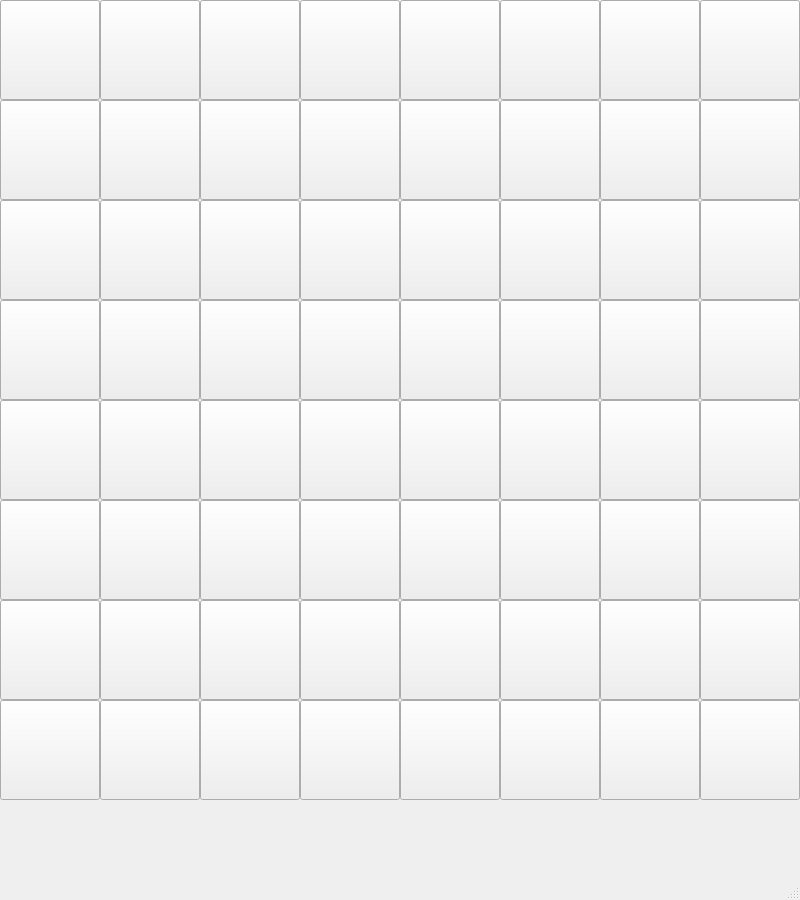
Old version of the form chess/mainwindow.ui in the repository jaworskimateusz/chees-game.
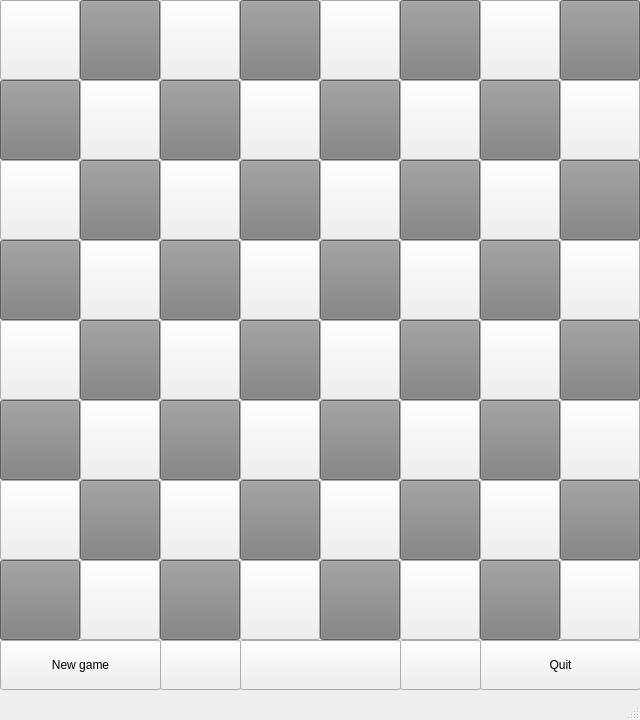
New version of the form. Icons and pictures are not drawn.

The edit to the form file:
```diff
--- a/chess/mainwindow.ui
+++ b/chess/mainwindow.ui
@@ -6,8 +6,8 @@
    <rect>
     <x>0</x>
     <y>0</y>
-    <width>800</width>
-    <height>900</height>
+    <width>640</width>
+    <height>720</height>
    </rect>
   </property>
   <property name="sizePolicy">
@@ -18,8 +18,8 @@
   </property>
   <property name="minimumSize">
    <size>
-    <width>800</width>
-    <height>900</height>
+    <width>640</width>
+    <height>720</height>
    </size>
   </property>
   <property name="windowTitle">
@@ -29,12 +29,17 @@
    <widget class="QPushButton" name="Field_71">
     <property name="geometry">
      <rect>
-      <x>100</x>
-      <y>700</y>
-      <width>100</width>
-      <height>100</height>
+      <x>80</x>
+      <y>560</y>
+      <width>80</width>
+      <height>80</height>
      </rect>
     </property>
+    <property name="styleSheet">
+     <string notr="true">QPushButton::pressed {
+ background-color: #FFEBCD;
+}</string>
+    </property>
     <property name="text">
      <string/>
     </property>
@@ -43,11 +48,20 @@
     <property name="geometry">
      <rect>
       <x>0</x>
-      <y>700</y>
-      <width>100</width>
-      <height>100</height>
+      <y>560</y>
+      <width>80</width>
+      <height>80</height>
      </rect>
     </property>
+    <property name="styleSheet">
+     <string notr="true">QPushButton {
+ background-color: #808080;
+}
+
+QPushButton::pressed {
+ background-color: #FFEBCD;
+}</string>
+    </property>
     <property name="text">
      <string/>
     </property>
@@ -55,12 +69,21 @@
    <widget class="QPushButton" name="Field_72">
     <property name="geometry">
      <rect>
-      <x>200</x>
-      <y>700</y>
-      <width>100</width>
-      <height>100</height>
+      <x>160</x>
+      <y>560</y>
+      <width>80</width>
+      <height>80</height>
      </rect>
     </property>
+    <property name="styleSheet">
+     <string notr="true">QPushButton {
+ background-color: #808080;
+}
+
+QPushButton::pressed {
+ background-color: #FFEBCD;
+}</string>
+    </property>
     <property name="text">
      <string/>
     </property>
@@ -68,12 +91,17 @@
    <widget class="QPushButton" name="Field_73">
     <property name="geometry">
      <rect>
-      <x>300</x>
-      <y>700</y>
-      <width>100</width>
-      <height>100</height>
+      <x>240</x>
+      <y>560</y>
+      <width>80</width>
+      <height>80</height>
      </rect>
     </property>
+    <property name="styleSheet">
+     <string notr="true">QPushButton::pressed {
+ background-color: #FFEBCD;
+}</string>
+    </property>
     <property name="text">
      <string/>
     </property>
@@ -81,12 +109,21 @@
    <widget class="QPushButton" name="Field_76">
     <property name="geometry">
      <rect>
-      <x>600</x>
-      <y>700</y>
-      <width>100</width>
-      <height>100</height>
+      <x>480</x>
+      <y>560</y>
+      <width>80</width>
+      <height>80</height>
      </rect>
     </property>
+    <property name="styleSheet">
+     <string notr="true">QPushButton {
+ background-color: #808080;
+}
+
+QPushButton::pressed {
+ background-color: #FFEBCD;
+}</string>
+    </property>
     <property name="text">
      <string/>
     </property>
@@ -94,12 +131,17 @@
    <widget class="QPushButton" name="Field_75">
     <property name="geometry">
      <rect>
-      <x>500</x>
-      <y>700</y>
-      <width>100</width>
-      <height>100</height>
+      <x>400</x>
+      <y>560</y>
+      <width>80</width>
+      <height>80</height>
      </rect>
     </property>
+    <property name="styleSheet">
+     <string notr="true">QPushButton::pressed {
+ background-color: #FFEBCD;
+}</string>
+    </property>
     <property name="text">
      <string/>
     </property>
@@ -107,12 +149,17 @@
    <widget class="QPushButton" name="Field_77">
     <property name="geometry">
      <rect>
-      <x>700</x>
-      <y>700</y>
-      <width>100</width>
-      <height>100</height>
+      <x>560</x>
+      <y>560</y>
+      <width>80</width>
+      <height>80</height>
      </rect>
     </property>
+    <property name="styleSheet">
+     <string notr="true">QPushButton::pressed {
+ background-color: #FFEBCD;
+}</string>
+    </property>
     <property name="text">
      <string/>
     </property>
@@ -120,12 +167,21 @@
    <widget class="QPushButton" name="Field_74">
     <property name="geometry">
      <rect>
-      <x>400</x>
-      <y>700</y>
-      <width>100</width>
-      <height>100</height>
+      <x>320</x>
+      <y>560</y>
+      <width>80</width>
+      <height>80</height>
      </rect>
     </property>
+    <property name="styleSheet">
+     <string notr="true">QPushButton {
+ background-color: #808080;
+}
+
+QPushButton::pressed {
+ background-color: #FFEBCD;
+}</string>
+    </property>
     <property name="text">
      <string/>
     </property>
@@ -133,12 +189,17 @@
    <widget class="QPushButton" name="Field_62">
     <property name="geometry">
      <rect>
-      <x>200</x>
-      <y>600</y>
-      <width>100</width>
-      <height>100</height>
+      <x>160</x>
+      <y>480</y>
+      <width>80</width>
+      <height>80</height>
      </rect>
     </property>
+    <property name="styleSheet">
+     <string notr="true">QPushButton::pressed {
+ background-color: #FFEBCD;
+}</string>
+    </property>
     <property name="text">
      <string/>
     </property>
@@ -146,12 +207,21 @@
    <widget class="QPushButton" name="Field_65">
     <property name="geometry">
      <rect>
-      <x>500</x>
-      <y>600</y>
-      <width>100</width>
-      <height>100</height>
+      <x>400</x>
+      <y>480</y>
+      <width>80</width>
+      <height>80</height>
      </rect>
     </property>
+    <property name="styleSheet">
+     <string notr="true">QPushButton {
+ background-color: #808080;
+}
+
+QPushButton::pressed {
+ background-color: #FFEBCD;
+}</string>
+    </property>
     <property name="text">
      <string/>
     </property>
@@ -160,11 +230,16 @@
     <property name="geometry">
      <rect>
       <x>0</x>
-      <y>600</y>
-      <width>100</width>
-      <height>100</height>
+      <y>480</y>
+      <width>80</width>
+      <height>80</height>
      </rect>
     </property>
+    <property name="styleSheet">
+     <string notr="true">QPushButton::pressed {
+ background-color: #FFEBCD;
+}</string>
+    </property>
     <property name="text">
      <string/>
     </property>
@@ -172,12 +247,21 @@
    <widget class="QPushButton" name="pushButton_12">
     <property name="geometry">
      <rect>
-      <x>700</x>
-      <y>600</y>
-      <width>100</width>
-      <height>100</height>
+      <x>560</x>
+      <y>480</y>
+      <width>80</width>
+      <height>80</height>
      </rect>
     </property>
+    <property name="styleSheet">
+     <string notr="true">QPushButton {
+ background-color: #808080;
+}
+
+QPushButton::pressed {
+ background-color: #FFEBCD;
+}</string>
+    </property>
     <property name="text">
      <string/>
     </property>
@@ -185,12 +269,21 @@
    <widget class="QPushButton" name="Field_63">
     <property name="geometry">
      <rect>
-      <x>300</x>
-      <y>600</y>
-      <width>100</width>
-      <height>100</height>
+      <x>240</x>
+      <y>480</y>
+      <width>80</width>
+      <height>80</height>
      </rect>
     </property>
+    <property name="styleSheet">
+     <string notr="true">QPushButton {
+ background-color: #808080;
+}
+
+QPushButton::pressed {
+ background-color: #FFEBCD;
+}</string>
+    </property>
     <property name="text">
      <string/>
     </property>
@@ -198,12 +291,21 @@
    <widget class="QPushButton" name="Field_61">
     <property name="geometry">
      <rect>
-      <x>100</x>
-      <y>600</y>
-      <width>100</width>
-      <height>100</height>
+      <x>80</x>
+      <y>480</y>
+      <width>80</width>
+      <height>80</height>
      </rect>
     </property>
+    <property name="styleSheet">
+     <string notr="true">QPushButton {
+ background-color: #808080;
+}
+
+QPushButton::pressed {
+ background-color: #FFEBCD;
+}</string>
+    </property>
     <property name="text">
      <string/>
     </property>
@@ -211,12 +313,17 @@
    <widget class="QPushButton" name="Field_66">
     <property name="geometry">
      <rect>
-      <x>600</x>
-      <y>600</y>
-      <width>100</width>
-      <height>100</height>
+      <x>480</x>
+      <y>480</y>
+      <width>80</width>
+      <height>80</height>
      </rect>
     </property>
+    <property name="styleSheet">
+     <string notr="true">QPushButton::pressed {
+ background-color: #FFEBCD;
+}</string>
+    </property>
     <property name="text">
      <string/>
     </property>
@@ -224,12 +331,17 @@
    <widget class="QPushButton" name="Field_64">
     <property name="geometry">
      <rect>
-      <x>400</x>
-      <y>600</y>
-      <width>100</width>
-      <height>100</height>
+      <x>320</x>
+      <y>480</y>
+      <width>80</width>
+      <height>80</height>
      </rect>
     </property>
+    <property name="styleSheet">
+     <string notr="true">QPushButton::pressed {
+ background-color: #FFEBCD;
+}</string>
+    </property>
     <property name="text">
      <string/>
     </property>
@@ -237,12 +349,17 @@
    <widget class="QPushButton" name="Field_51">
     <property name="geometry">
      <rect>
-      <x>100</x>
-      <y>500</y>
-      <width>100</width>
-      <height>100</height>
+      <x>80</x>
+      <y>400</y>
+      <width>80</width>
+      <height>80</height>
      </rect>
     </property>
+    <property name="styleSheet">
+     <string notr="true">QPushButton::pressed {
+ background-color: #FFEBCD;
+}</string>
+    </property>
     <property name="text">
      <string/>
     </property>
@@ -250,12 +367,17 @@
    <widget class="QPushButton" name="Field_53">
     <property name="geometry">
      <rect>
-      <x>300</x>
-      <y>500</y>
-      <width>100</width>
-      <height>100</height>
+      <x>240</x>
+      <y>400</y>
+      <width>80</width>
+      <height>80</height>
      </rect>
     </property>
+    <property name="styleSheet">
+     <string notr="true">QPushButton::pressed {
+ background-color: #FFEBCD;
+}</string>
+    </property>
     <property name="text">
      <string/>
     </property>
@@ -264,11 +386,20 @@
     <property name="geometry">
      <rect>
       <x>0</x>
-      <y>500</y>
-      <width>100</width>
-      <height>100</height>
+      <y>400</y>
+      <width>80</width>
+      <height>80</height>
      </rect>
     </property>
+    <property name="styleSheet">
+     <string notr="true">QPushButton {
+ background-color: #808080;
+}
+
+QPushButton::pressed {
+ background-color: #FFEBCD;
+}</string>
+    </property>
     <property name="text">
      <string/>
     </property>
@@ -276,12 +407,17 @@
    <widget class="QPushButton" name="Field_57">
     <property name="geometry">
      <rect>
-      <x>700</x>
-      <y>500</y>
-      <width>100</width>
-      <height>100</height>
+      <x>560</x>
+      <y>400</y>
+      <width>80</width>
+      <height>80</height>
      </rect>
     </property>
+    <property name="styleSheet">
+     <string notr="true">QPushButton::pressed {
+ background-color: #FFEBCD;
+}</string>
+    </property>
     <property name="text">
      <string/>
     </property>
@@ -289,12 +425,21 @@
    <widget class="QPushButton" name="Field_56">
     <property name="geometry">
      <rect>
-      <x>600</x>
-      <y>500</y>
-      <width>100</width>
-      <height>100</height>
+      <x>480</x>
+      <y>400</y>
+      <width>80</width>
+      <height>80</height>
      </rect>
     </property>
+    <property name="styleSheet">
+     <string notr="true">QPushButton {
+ background-color: #808080;
+}
+
+QPushButton::pressed {
+ background-color: #FFEBCD;
+}</string>
+    </property>
     <property name="text">
      <string/>
     </property>
@@ -302,12 +447,17 @@
    <widget class="QPushButton" name="Field_55">
     <property name="geometry">
      <rect>
-      <x>500</x>
-      <y>500</y>
-      <width>100</width>
-      <height>100</height>
+      <x>400</x>
+      <y>400</y>
+      <width>80</width>
+      <height>80</height>
      </rect>
     </property>
+    <property name="styleSheet">
+     <string notr="true">QPushButton::pressed {
+ background-color: #FFEBCD;
+}</string>
+    </property>
     <property name="text">
      <string/>
     </property>
@@ -315,12 +465,21 @@
    <widget class="QPushButton" name="Field_52">
     <property name="geometry">
      <rect>
-      <x>200</x>
-      <y>500</y>
-      <width>100</width>
-      <height>100</height>
+      <x>160</x>
+      <y>400</y>
+      <width>80</width>
+      <height>80</height>
      </rect>
     </property>
+    <property name="styleSheet">
+     <string notr="true">QPushButton {
+ background-color: #808080;
+}
+
+QPushButton::pressed {
+ background-color: #FFEBCD;
+}</string>
+    </property>
     <property name="text">
      <string/>
     </property>
@@ -328,12 +487,21 @@
    <widget class="QPushButton" name="Field_54">
     <property name="geometry">
      <rect>
-      <x>400</x>
-      <y>500</y>
-      <width>100</width>
-      <height>100</height>
+      <x>320</x>
+      <y>400</y>
+      <width>80</width>
+      <height>80</height>
      </rect>
     </property>
+    <property name="styleSheet">
+     <string notr="true">QPushButton {
+ background-color: #808080;
+}
+
+QPushButton::pressed {
+ background-color: #FFEBCD;
+}</string>
+    </property>
     <property name="text">
      <string/>
     </property>
@@ -341,12 +509,21 @@
    <widget class="QPushButton" name="Field_41">
     <property name="geometry">
      <rect>
-      <x>100</x>
-      <y>400</y>
-      <width>100</width>
-      <height>100</height>
+      <x>80</x>
+      <y>320</y>
+      <width>80</width>
+      <height>80</height>
      </rect>
     </property>
+    <property name="styleSheet">
+     <string notr="true">QPushButton {
+ background-color: #808080;
+}
+
+QPushButton::pressed {
+ background-color: #FFEBCD;
+}</string>
+    </property>
     <property name="text">
      <string/>
     </property>
@@ -354,12 +531,21 @@
    <widget class="QPushButton" name="Field_43">
     <property name="geometry">
      <rect>
-      <x>300</x>
-      <y>400</y>
-      <width>100</width>
-      <height>100</height>
+      <x>240</x>
+      <y>320</y>
+      <width>80</width>
+      <height>80</height>
      </rect>
     </property>
+    <property name="styleSheet">
+     <string notr="true">QPushButton {
+ background-color: #808080;
+}
+
+QPushButton::pressed {
+ background-color: #FFEBCD;
+}</string>
+    </property>
     <property name="text">
      <string/>
     </property>
@@ -368,11 +554,16 @@
     <property name="geometry">
      <rect>
       <x>0</x>
-      <y>400</y>
-      <width>100</width>
-      <height>100</height>
+      <y>320</y>
+      <width>80</width>
+      <height>80</height>
      </rect>
     </property>
+    <property name="styleSheet">
+     <string notr="true">QPushButton::pressed {
+ background-color: #FFEBCD;
+}</string>
+    </property>
     <property name="text">
      <string/>
     </property>
@@ -380,12 +571,21 @@
    <widget class="QPushButton" name="Field_47">
     <property name="geometry">
      <rect>
-      <x>700</x>
-      <y>400</y>
-      <width>100</width>
-      <height>100</height>
+      <x>560</x>
+      <y>320</y>
+      <width>80</width>
+      <height>80</height>
      </rect>
     </property>
+    <property name="styleSheet">
+     <string notr="true">QPushButton {
+ background-color: #808080;
+}
+
+QPushButton::pressed {
+ background-color: #FFEBCD;
+}</string>
+    </property>
     <property name="text">
      <string/>
     </property>
@@ -393,12 +593,17 @@
    <widget class="QPushButton" name="Field_46">
     <property name="geometry">
      <rect>
-      <x>600</x>
-      <y>400</y>
-      <width>100</width>
-      <height>100</height>
+      <x>480</x>
+      <y>320</y>
+      <width>80</width>
+      <height>80</height>
      </rect>
     </property>
+    <property name="styleSheet">
+     <string notr="true">QPushButton::pressed {
+ background-color: #FFEBCD;
+}</string>
+    </property>
     <property name="text">
      <string/>
     </property>
@@ -406,12 +611,21 @@
    <widget class="QPushButton" name="Field_45">
     <property name="geometry">
      <rect>
-      <x>500</x>
-      <y>400</y>
-      <width>100</width>
-      <height>100</height>
+      <x>400</x>
+      <y>320</y>
+      <width>80</width>
+      <height>80</height>
      </rect>
     </property>
+    <property name="styleSheet">
+     <string notr="true">QPushButton {
+ background-color: #808080;
+}
+
+QPushButton::pressed {
+ background-color: #FFEBCD;
+}</string>
+    </property>
     <property name="text">
      <string/>
     </property>
@@ -419,12 +633,17 @@
    <widget class="QPushButton" name="Field_42">
     <property name="geometry">
      <rect>
-      <x>200</x>
-      <y>400</y>
-      <width>100</width>
-      <height>100</height>
+      <x>160</x>
+      <y>320</y>
+      <width>80</width>
+      <height>80</height>
      </rect>
     </property>
+    <property name="styleSheet">
+     <string notr="true">QPushButton::pressed {
+ background-color: #FFEBCD;
+}</string>
+    </property>
     <property name="text">
      <string/>
     </property>
@@ -432,12 +651,17 @@
    <widget class="QPushButton" name="Field_44">
     <property name="geometry">
      <rect>
-      <x>400</x>
-      <y>400</y>
-      <width>100</width>
-      <height>100</height>
+      <x>320</x>
+      <y>320</y>
+      <width>80</width>
+      <height>80</height>
      </rect>
     </property>
+    <property name="styleSheet">
+     <string notr="true">QPushButton::pressed {
+ background-color: #FFEBCD;
+}</string>
+    </property>
     <property name="text">
      <string/>
     </property>
@@ -445,12 +669,17 @@
    <widget class="QPushButton" name="Field_04">
     <property name="geometry">
      <rect>
-      <x>400</x>
+      <x>320</x>
       <y>0</y>
-      <width>100</width>
-      <height>100</height>
+      <width>80</width>
+      <height>80</height>
      </rect>
     </property>
+    <property name="styleSheet">
+     <string notr="true">QPushButton::pressed {
+ background-color: #FFEBCD;
+}</string>
+    </property>
     <property name="text">
      <string/>
     </property>
@@ -458,12 +687,21 @@
    <widget class="QPushButton" name="Field_25">
     <property name="geometry">
      <rect>
-      <x>500</x>
-      <y>200</y>
-      <width>100</width>
-      <height>100</height>
+      <x>400</x>
+      <y>160</y>
+      <width>80</width>
+      <height>80</height>
      </rect>
     </property>
+    <property name="styleSheet">
+     <string notr="true">QPushButton {
+ background-color: #808080;
+}
+
+QPushButton::pressed {
+ background-color: #FFEBCD;
+}</string>
+    </property>
     <property name="text">
      <string/>
     </property>
@@ -471,12 +709,17 @@
    <widget class="QPushButton" name="Field_22">
     <property name="geometry">
      <rect>
-      <x>200</x>
-      <y>200</y>
-      <width>100</width>
-      <height>100</height>
+      <x>160</x>
+      <y>160</y>
+      <width>80</width>
+      <height>80</height>
      </rect>
     </property>
+    <property name="styleSheet">
+     <string notr="true">QPushButton::pressed {
+ background-color: #FFEBCD;
+}</string>
+    </property>
     <property name="text">
      <string/>
     </property>
@@ -484,12 +727,17 @@
    <widget class="QPushButton" name="Field_17">
     <property name="geometry">
      <rect>
-      <x>700</x>
-      <y>100</y>
-      <width>100</width>
-      <height>100</height>
+      <x>560</x>
+      <y>80</y>
+      <width>80</width>
+      <height>80</height>
      </rect>
     </property>
+    <property name="styleSheet">
+     <string notr="true">QPushButton::pressed {
+ background-color: #FFEBCD;
+}</string>
+    </property>
     <property name="text">
      <string/>
     </property>
@@ -497,12 +745,17 @@
    <widget class="QPushButton" name="Field_11">
     <property name="geometry">
      <rect>
-      <x>100</x>
-      <y>100</y>
-      <width>100</width>
-      <height>100</height>
+      <x>80</x>
+      <y>80</y>
+      <width>80</width>
+      <height>80</height>
      </rect>
     </property>
+    <property name="styleSheet">
+     <string notr="true">QPushButton::pressed {
+ background-color: #FFEBCD;
+}</string>
+    </property>
     <property name="text">
      <string/>
     </property>
@@ -510,12 +763,17 @@
    <widget class="QPushButton" name="Field_13">
     <property name="geometry">
      <rect>
-      <x>300</x>
-      <y>100</y>
-      <width>100</width>
-      <height>100</height>
+      <x>240</x>
+      <y>80</y>
+      <width>80</width>
+      <height>80</height>
      </rect>
     </property>
+    <property name="styleSheet">
+     <string notr="true">QPushButton::pressed {
+ background-color: #FFEBCD;
+}</string>
+    </property>
     <property name="text">
      <string/>
     </property>
@@ -523,12 +781,21 @@
    <widget class="QPushButton" name="Field_12">
     <property name="geometry">
      <rect>
-      <x>200</x>
-      <y>100</y>
-      <width>100</width>
-      <height>100</height>
+      <x>160</x>
+      <y>80</y>
+      <width>80</width>
+      <height>80</height>
      </rect>
     </property>
+    <property name="styleSheet">
+     <string notr="true">QPushButton {
+ background-color: #808080;
+}
+
+QPushButton::pressed {
+ background-color: #FFEBCD;
+}</string>
+    </property>
     <property name="text">
      <string/>
     </property>
@@ -536,12 +803,17 @@
    <widget class="QPushButton" name="Field_35">
     <property name="geometry">
      <rect>
-      <x>500</x>
-      <y>300</y>
-      <width>100</width>
-      <height>100</height>
+      <x>400</x>
+      <y>240</y>
+      <width>80</width>
+      <height>80</height>
      </rect>
     </property>
+    <property name="styleSheet">
+     <string notr="true">QPushButton::pressed {
+ background-color: #FFEBCD;
+}</string>
+    </property>
     <property name="text">
      <string/>
     </property>
@@ -549,12 +821,17 @@
    <widget class="QPushButton" name="Field_06">
     <property name="geometry">
      <rect>
-      <x>600</x>
+      <x>480</x>
       <y>0</y>
-      <width>100</width>
-      <height>100</height>
+      <width>80</width>
+      <height>80</height>
      </rect>
     </property>
+    <property name="styleSheet">
+     <string notr="true">QPushButton::pressed {
+ background-color: #FFEBCD;
+}</string>
+    </property>
     <property name="text">
      <string/>
     </property>
@@ -563,11 +840,16 @@
     <property name="geometry">
      <rect>
       <x>0</x>
-      <y>200</y>
-      <width>100</width>
-      <height>100</height>
+      <y>160</y>
+      <width>80</width>
+      <height>80</height>
      </rect>
     </property>
+    <property name="styleSheet">
+     <string notr="true">QPushButton::pressed {
+ background-color: #FFEBCD;
+}</string>
+    </property>
     <property name="text">
      <string/>
     </property>
@@ -575,12 +857,17 @@
    <widget class="QPushButton" name="Field_02">
     <property name="geometry">
      <rect>
-      <x>200</x>
+      <x>160</x>
       <y>0</y>
-      <width>100</width>
-      <height>100</height>
+      <width>80</width>
+      <height>80</height>
      </rect>
     </property>
+    <property name="styleSheet">
+     <string notr="true">QPushButton::pressed {
+ background-color: #FFEBCD;
+}</string>
+    </property>
     <property name="text">
      <string/>
     </property>
@@ -588,12 +875,21 @@
    <widget class="QPushButton" name="Field_21">
     <property name="geometry">
      <rect>
-      <x>100</x>
-      <y>200</y>
-      <width>100</width>
-      <height>100</height>
+      <x>80</x>
+      <y>160</y>
+      <width>80</width>
+      <height>80</height>
      </rect>
     </property>
+    <property name="styleSheet">
+     <string notr="true">QPushButton {
+ background-color: #808080;
+}
+
+QPushButton::pressed {
+ background-color: #FFEBCD;
+}</string>
+    </property>
     <property name="text">
      <string/>
     </property>
@@ -601,12 +897,17 @@
    <widget class="QPushButton" name="Field_33">
     <property name="geometry">
      <rect>
-      <x>300</x>
-      <y>300</y>
-      <width>100</width>
-      <height>100</height>
+      <x>240</x>
+      <y>240</y>
+      <width>80</width>
+      <height>80</height>
      </rect>
     </property>
+    <property name="styleSheet">
+     <string notr="true">QPushButton::pressed {
+ background-color: #FFEBCD;
+}</string>
+    </property>
     <property name="text">
      <string/>
     </property>
@@ -615,11 +916,20 @@
     <property name="geometry">
      <rect>
       <x>0</x>
-      <y>100</y>
-      <width>100</width>
-      <height>100</height>
+      <y>80</y>
+      <width>80</width>
+      <height>80</height>
      </rect>
     </property>
+    <property name="styleSheet">
+     <string notr="true">QPushButton {
+ background-color: #808080;
+}
+
+QPushButton::pressed {
+ background-color: #FFEBCD;
+}</string>
+    </property>
     <property name="text">
      <string/>
     </property>
@@ -627,12 +937,21 @@
    <widget class="QPushButton" name="Field_14">
     <property name="geometry">
      <rect>
-      <x>400</x>
-      <y>100</y>
-      <width>100</width>
-      <height>100</height>
+      <x>320</x>
+      <y>80</y>
+      <width>80</width>
+      <height>80</height>
      </rect>
     </property>
+    <property name="styleSheet">
+     <string notr="true">QPushButton {
+ background-color: #808080;
+}
+
+QPushButton::pressed {
+ background-color: #FFEBCD;
+}</string>
+    </property>
     <property name="text">
      <string/>
     </property>
@@ -640,12 +959,21 @@
    <widget class="QPushButton" name="Field_32">
     <property name="geometry">
      <rect>
-      <x>200</x>
-      <y>300</y>
-      <width>100</width>
-      <height>100</height>
+      <x>160</x>
+      <y>240</y>
+      <width>80</width>
+      <height>80</height>
      </rect>
     </property>
+    <property name="styleSheet">
+     <string notr="true">QPushButton {
+ background-color: #808080;
+}
+
+QPushButton::pressed {
+ background-color: #FFEBCD;
+}</string>
+    </property>
     <property name="text">
      <string/>
     </property>
@@ -653,12 +981,21 @@
    <widget class="QPushButton" name="Field_01">
     <property name="geometry">
      <rect>
-      <x>100</x>
+      <x>80</x>
       <y>0</y>
-      <width>100</width>
-      <height>100</height>
+      <width>80</width>
+      <height>80</height>
      </rect>
     </property>
+    <property name="styleSheet">
+     <string notr="true">QPushButton {
+ background-color: #808080;
+}
+
+QPushButton::pressed {
+ background-color: #FFEBCD;
+}</string>
+    </property>
     <property name="text">
      <string/>
     </property>
@@ -666,12 +1003,21 @@
    <widget class="QPushButton" name="Field_23">
     <property name="geometry">
      <rect>
-      <x>300</x>
-      <y>200</y>
-      <width>100</width>
-      <height>100</height>
+      <x>240</x>
+      <y>160</y>
+      <width>80</width>
+      <height>80</height>
      </rect>
     </property>
+    <property name="styleSheet">
+     <string notr="true">QPushButton {
+ background-color: #808080;
+}
+
+QPushButton::pressed {
+ background-color: #FFEBCD;
+}</string>
+    </property>
     <property name="text">
      <string/>
     </property>
@@ -679,12 +1025,17 @@
    <widget class="QPushButton" name="Field_24">
     <property name="geometry">
      <rect>
-      <x>400</x>
-      <y>200</y>
-      <width>100</width>
-      <height>100</height>
+      <x>320</x>
+      <y>160</y>
+      <width>80</width>
+      <height>80</height>
      </rect>
     </property>
+    <property name="styleSheet">
+     <string notr="true">QPushButton::pressed {
+ background-color: #FFEBCD;
+}</string>
+    </property>
     <property name="text">
      <string/>
     </property>
@@ -692,12 +1043,17 @@
    <widget class="QPushButton" name="Field_26">
     <property name="geometry">
      <rect>
-      <x>600</x>
-      <y>200</y>
-      <width>100</width>
-      <height>100</height>
+      <x>480</x>
+      <y>160</y>
+      <width>80</width>
+      <height>80</height>
      </rect>
     </property>
+    <property name="styleSheet">
+     <string notr="true">QPushButton::pressed {
+ background-color: #FFEBCD;
+}</string>
+    </property>
     <property name="text">
      <string/>
     </property>
@@ -705,12 +1061,21 @@
    <widget class="QPushButton" name="Field_07">
     <property name="geometry">
      <rect>
-      <x>700</x>
+      <x>560</x>
       <y>0</y>
-      <width>100</width>
-      <height>100</height>
+      <width>80</width>
+      <height>80</height>
      </rect>
     </property>
+    <property name="styleSheet">
+     <string notr="true">QPushButton {
+ background-color: #808080;
+}
+
+QPushButton::pressed {
+ background-color: #FFEBCD;
+}</string>
+    </property>
     <property name="text">
      <string/>
     </property>
@@ -720,10 +1085,15 @@
      <rect>
       <x>0</x>
       <y>0</y>
-      <width>100</width>
-      <height>100</height>
+      <width>80</width>
+      <height>80</height>
      </rect>
     </property>
+    <property name="styleSheet">
+     <string notr="true">QPushButton::pressed {
+ background-color: #FFEBCD;
+}</string>
+    </property>
     <property name="text">
      <string/>
     </property>
@@ -731,12 +1101,21 @@
    <widget class="QPushButton" name="Field_36">
     <property name="geometry">
      <rect>
-      <x>600</x>
-      <y>300</y>
-      <width>100</width>
-      <height>100</height>
+      <x>480</x>
+      <y>240</y>
+      <width>80</width>
+      <height>80</height>
      </rect>
     </property>
+    <property name="styleSheet">
+     <string notr="true">QPushButton {
+ background-color: #808080;
+}
+
+QPushButton::pressed {
+ background-color: #FFEBCD;
+}</string>
+    </property>
     <property name="text">
      <string/>
     </property>
@@ -744,12 +1123,21 @@
    <widget class="QPushButton" name="Field_27">
     <property name="geometry">
      <rect>
-      <x>700</x>
-      <y>200</y>
-      <width>100</width>
-      <height>100</height>
+      <x>560</x>
+      <y>160</y>
+      <width>80</width>
+      <height>80</height>
      </rect>
     </property>
+    <property name="styleSheet">
+     <string notr="true">QPushButton {
+ background-color: #808080;
+}
+
+QPushButton::pressed {
+ background-color: #FFEBCD;
+}</string>
+    </property>
     <property name="text">
      <string/>
     </property>
@@ -757,12 +1145,17 @@
    <widget class="QPushButton" name="Field_37">
     <property name="geometry">
      <rect>
-      <x>700</x>
-      <y>300</y>
-      <width>100</width>
-      <height>100</height>
+      <x>560</x>
+      <y>240</y>
+      <width>80</width>
+      <height>80</height>
      </rect>
     </property>
+    <property name="styleSheet">
+     <string notr="true">QPushButton::pressed {
+ background-color: #FFEBCD;
+}</string>
+    </property>
     <property name="text">
      <string/>
     </property>
@@ -770,12 +1163,21 @@
    <widget class="QPushButton" name="Field_05">
     <property name="geometry">
      <rect>
-      <x>500</x>
+      <x>400</x>
       <y>0</y>
-      <width>100</width>
-      <height>100</height>
+      <width>80</width>
+      <height>80</height>
      </rect>
     </property>
+    <property name="styleSheet">
+     <string notr="true">QPushButton {
+ background-color: #808080;
+}
+
+QPushButton::pressed {
+ background-color: #FFEBCD;
+}</string>
+    </property>
     <property name="text">
      <string/>
     </property>
@@ -784,11 +1186,20 @@
     <property name="geometry">
      <rect>
       <x>0</x>
-      <y>300</y>
-      <width>100</width>
-      <height>100</height>
+      <y>240</y>
+      <width>80</width>
+      <height>80</height>
      </rect>
     </property>
+    <property name="styleSheet">
+     <string notr="true">QPushButton {
+ background-color: #808080;
+}
+
+QPushButton::pressed {
+ background-color: #FFEBCD;
+}</string>
+    </property>
     <property name="text">
      <string/>
     </property>
@@ -796,12 +1207,21 @@
    <widget class="QPushButton" name="Field_16">
     <property name="geometry">
      <rect>
-      <x>600</x>
-      <y>100</y>
-      <width>100</width>
-      <height>100</height>
+      <x>480</x>
+      <y>80</y>
+      <width>80</width>
+      <height>80</height>
      </rect>
     </property>
+    <property name="styleSheet">
+     <string notr="true">QPushButton {
+ background-color: #808080;
+}
+
+QPushButton::pressed {
+ background-color: #FFEBCD;
+}</string>
+    </property>
     <property name="text">
      <string/>
     </property>
@@ -809,12 +1229,17 @@
    <widget class="QPushButton" name="Field_31">
     <property name="geometry">
      <rect>
-      <x>100</x>
-      <y>300</y>
-      <width>100</width>
-      <height>100</height>
+      <x>80</x>
+      <y>240</y>
+      <width>80</width>
+      <height>80</height>
      </rect>
     </property>
+    <property name="styleSheet">
+     <string notr="true">QPushButton::pressed {
+ background-color: #FFEBCD;
+}</string>
+    </property>
     <property name="text">
      <string/>
     </property>
@@ -822,12 +1247,21 @@
    <widget class="QPushButton" name="Field_03">
     <property name="geometry">
      <rect>
-      <x>300</x>
+      <x>240</x>
       <y>0</y>
-      <width>100</width>
-      <height>100</height>
+      <width>80</width>
+      <height>80</height>
      </rect>
     </property>
+    <property name="styleSheet">
+     <string notr="true">QPushButton {
+ background-color: #808080;
+}
+
+QPushButton::pressed {
+ background-color: #FFEBCD;
+}</string>
+    </property>
     <property name="text">
      <string/>
     </property>
@@ -835,12 +1269,17 @@
    <widget class="QPushButton" name="Field_15">
     <property name="geometry">
      <rect>
-      <x>500</x>
-      <y>100</y>
-      <width>100</width>
-      <height>100</height>
+      <x>400</x>
+      <y>80</y>
+      <width>80</width>
+      <height>80</height>
      </rect>
     </property>
+    <property name="styleSheet">
+     <string notr="true">QPushButton::pressed {
+ background-color: #FFEBCD;
+}</string>
+    </property>
     <property name="text">
      <string/>
     </property>
@@ -848,15 +1287,119 @@
    <widget class="QPushButton" name="Field_34">
     <property name="geometry">
      <rect>
+      <x>320</x>
+      <y>240</y>
+      <width>80</width>
+      <height>80</height>
+     </rect>
+    </property>
+    <property name="styleSheet">
+     <string notr="true">QPushButton {
+ background-color: #808080;
+}
+
+QPushButton::pressed {
+ background-color: #FFEBCD;
+}</string>
+    </property>
+    <property name="text">
+     <string/>
+    </property>
+   </widget>
+   <widget class="QToolButton" name="NewGame">
+    <property name="geometry">
+     <rect>
+      <x>0</x>
+      <y>640</y>
+      <width>161</width>
+      <height>50</height>
+     </rect>
+    </property>
+    <property name="text">
+     <string>New game</string>
+    </property>
+   </widget>
+   <widget class="QToolButton" name="Quit">
+    <property name="geometry">
+     <rect>
+      <x>480</x>
+      <y>640</y>
+      <width>161</width>
+      <height>50</height>
+     </rect>
+    </property>
+    <property name="text">
+     <string>Quit</string>
+    </property>
+   </widget>
+   <widget class="QToolButton" name="Turn">
+    <property name="geometry">
+     <rect>
+      <x>240</x>
+      <y>640</y>
+      <width>161</width>
+      <height>50</height>
+     </rect>
+    </property>
+    <property name="text">
+     <string/>
+    </property>
+    <property name="icon">
+     <iconset resource="qtresourceexample.qrc">
+      <normaloff>:/img/right_arrow_white.png</normaloff>:/img/right_arrow_white.png</iconset>
+    </property>
+    <property name="iconSize">
+     <size>
+      <width>48</width>
+      <height>48</height>
+     </size>
+    </property>
+   </widget>
+   <widget class="QToolButton" name="TurnBlack">
+    <property name="geometry">
+     <rect>
+      <x>160</x>
+      <y>640</y>
+      <width>81</width>
+      <height>50</height>
+     </rect>
+    </property>
+    <property name="text">
+     <string/>
+    </property>
+    <property name="icon">
+     <iconset resource="qtresourceexample.qrc">
+      <normaloff>:/img/pawn.png</normaloff>:/img/pawn.png</iconset>
+    </property>
+    <property name="iconSize">
+     <size>
+      <width>48</width>
+      <height>48</height>
+     </size>
+    </property>
+   </widget>
+   <widget class="QToolButton" name="TurnWhite">
+    <property name="geometry">
+     <rect>
       <x>400</x>
-      <y>300</y>
-      <width>100</width>
-      <height>100</height>
+      <y>640</y>
+      <width>81</width>
+      <height>50</height>
      </rect>
     </property>
     <property name="text">
      <string/>
     </property>
+    <property name="icon">
+     <iconset resource="qtresourceexample.qrc">
+      <normaloff>:/img/pawn_white.png</normaloff>:/img/pawn_white.png</iconset>
+    </property>
+    <property name="iconSize">
+     <size>
+      <width>48</width>
+      <height>48</height>
+     </size>
+    </property>
    </widget>
   </widget>
   <widget class="QMenuBar" name="menubar">
```
Left out of the diff: 8 changed lines with no effect on the pictures.
